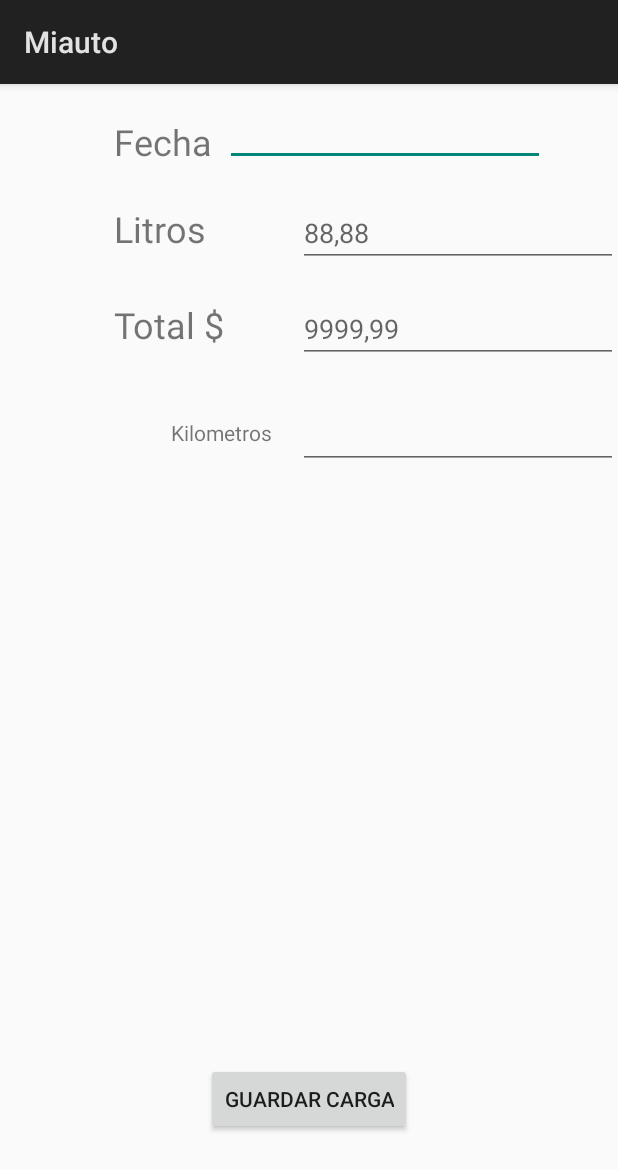
After one commit to nicobiyi/Miauto, an Android app: the layout tab1_cargaa.xml on its own in the app's theme, with its tools: preview values and no code run, on a phone screen of 412 x 824 dp. The commit adds this screen. Shown: the top 1170 px of the screen. Run offline under Robolectric (Android 15) with nearby library versions, the phone set to English and light mode, and no system bars.

Commit message:
cambios combustible

```diff
--- /dev/null
+++ b/app/src/main/res/layout/tab1_cargaa.xml
@@ -0,0 +1,96 @@
+<?xml version="1.0" encoding="utf-8"?>
+<RelativeLayout xmlns:android="http://schemas.android.com/apk/res/android"
+    android:layout_width="match_parent" android:layout_height="match_parent">
+
+    <TextView
+        android:id="@+id/tvFechaCarga"
+        android:layout_width="wrap_content"
+        android:layout_height="wrap_content"
+        android:text="Fecha"
+        android:textSize="24sp"
+        android:layout_alignStart="@+id/tvLitros"
+        android:layout_alignBottom="@+id/edFechaCargaCombustible" />
+
+    <EditText
+        android:id="@+id/edFechaCargaCombustible"
+        android:layout_width="wrap_content"
+        android:layout_height="wrap_content"
+        android:layout_alignParentTop="true"
+        android:layout_marginTop="9dp"
+        android:layout_toEndOf="@+id/tvTotal"
+        android:ems="10"/>
+
+    <TextView
+        android:id="@+id/tvLitros"
+        android:layout_width="wrap_content"
+        android:layout_height="wrap_content"
+        android:layout_below="@+id/section_label"
+        android:layout_marginTop="80dp"
+        android:layout_toStartOf="@+id/btnGuardarCarga"
+        android:text="Litros"
+        android:textSize="24sp" />
+
+    <EditText
+        android:id="@+id/etLitros"
+        android:layout_width="wrap_content"
+        android:layout_height="wrap_content"
+        android:ems="10"
+        android:hint="88,88"
+        android:inputType="numberDecimal"
+        android:layout_alignBaseline="@+id/tvLitros"
+        android:layout_alignBottom="@+id/tvLitros"
+        android:layout_alignParentEnd="true" />
+
+    <TextView
+        android:id="@+id/tvTotal"
+        android:layout_width="wrap_content"
+        android:layout_height="wrap_content"
+        android:text="Total $"
+        android:textSize="24sp"
+        android:layout_below="@+id/etLitros"
+        android:layout_alignStart="@+id/tvLitros"
+        android:layout_marginTop="22dp" />
+
+    <EditText
+        android:id="@+id/etTotalCarga"
+        android:layout_width="wrap_content"
+        android:layout_height="wrap_content"
+        android:ems="10"
+        android:hint="9999,99"
+        android:inputType="numberDecimal"
+        android:layout_alignBaseline="@+id/tvTotal"
+        android:layout_alignBottom="@+id/tvTotal"
+        android:layout_alignParentEnd="true" />
+
+    <Button
+        android:id="@+id/btnGuardarCarga"
+        android:layout_width="wrap_content"
+        android:layout_height="wrap_content"
+        android:layout_alignParentBottom="true"
+        android:layout_centerHorizontal="true"
+        android:layout_marginBottom="67dp"
+        android:text="Guardar Carga" />
+
+    <EditText
+        android:id="@+id/etKilometraje"
+        android:layout_width="wrap_content"
+        android:layout_height="wrap_content"
+        android:layout_alignParentEnd="true"
+        android:layout_below="@+id/etTotalCarga"
+        android:layout_marginTop="25dp"
+        android:ems="10"
+        android:inputType="textPersonName" />
+
+    <TextView
+        android:id="@+id/tvKilometros"
+        android:layout_width="wrap_content"
+        android:layout_height="wrap_content"
+        android:layout_alignTop="@+id/etKilometraje"
+        android:layout_marginEnd="17dp"
+        android:layout_marginTop="11dp"
+        android:layout_toStartOf="@+id/etKilometraje"
+        android:text="Kilometros"
+        android:textSize="14sp" />
+
+
+</RelativeLayout>
--- a/app/src/main/res/values/colors.xml
+++ b/app/src/main/res/values/colors.xml
@@ -3,4 +3,5 @@
     <color name="colorPrimary">#3F51B5</color>
     <color name="colorPrimaryDark">#303F9F</color>
     <color name="colorAccent">#FF4081</color>
+    <color name="negro">#b2000000</color>
 </resources>
```
Also changed, not shown: app/src/main/java/com/example/nicolas/miauto/Activities/CombustibleActivity.java (+15 -0 lines), app/src/main/java/com/example/nicolas/miauto/Fragments/Tab1Carga.java (+35 -3 lines), app/src/main/java/com/example/nicolas/miauto/Fragments/Tab3Estadisticas.java (+6 -6 lines), app/src/main/res/layout/tab1.xml (added, +23 -0 lines), app/src/main/res/layout/tab1_carga.xml (+82 -88 lines), app/src/main/res/layout/tab1x.xml (added, +121 -0 lines), app/src/main/res/layout/tab3_estadisticas.xml (+21 -29 lines), app/src/main/res/drawable-xxhdpi/ic_fondomalla.jpeg (added).
